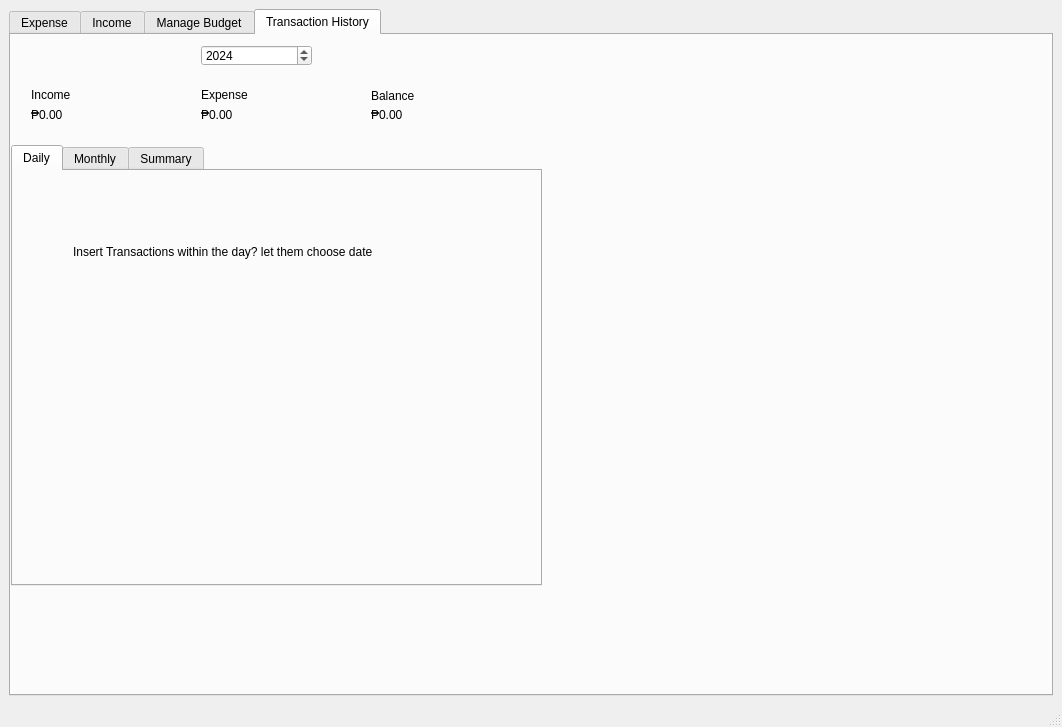
First picture: the form in GUI/mainwindow.ui, repository TheMaxL/Spending-and-Savings-Tracker, before the edit.
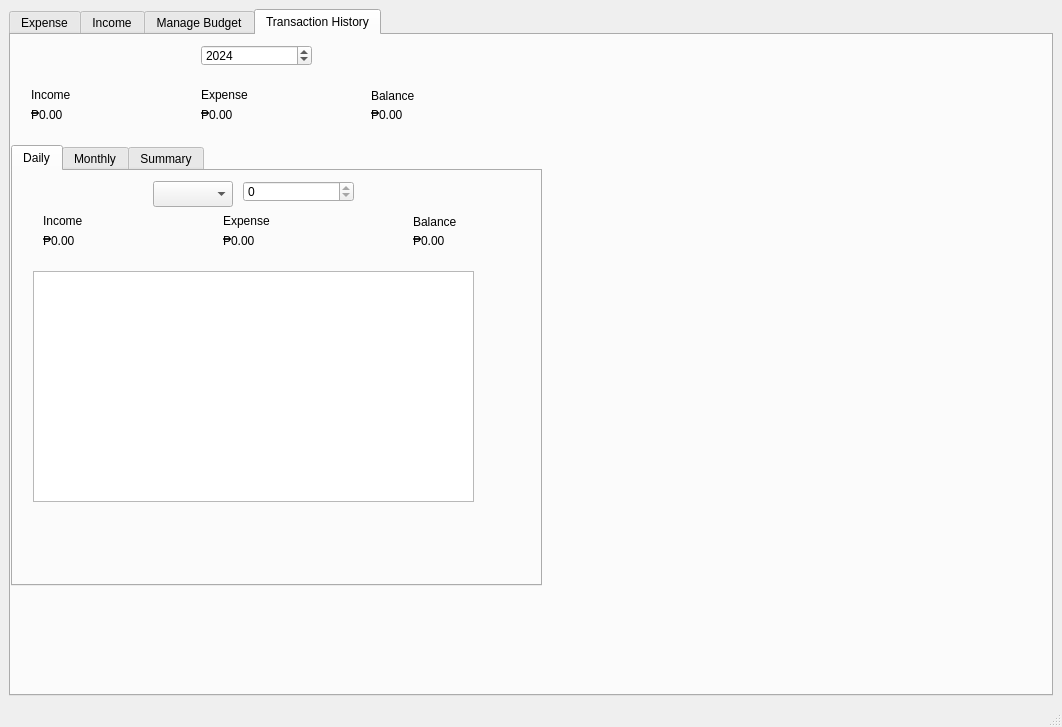
Second picture: the form after the edit. The open tabs and pages were chosen to show the change.

Commit message: daily transaction history

Diff of the .ui file:
```diff
--- a/GUI/mainwindow.ui
+++ b/GUI/mainwindow.ui
@@ -569,19 +569,195 @@
          <widget class="QLabel" name="label_11">
           <property name="geometry">
            <rect>
-            <x>60</x>
-            <y>30</y>
-            <width>401</width>
-            <height>101</height>
+            <x>30</x>
+            <y>40</y>
+            <width>63</width>
+            <height>20</height>
            </rect>
           </property>
           <property name="text">
-           <string>Insert Transactions within the day? let them choose date</string>
+           <string>Income</string>
+          </property>
+         </widget>
+         <widget class="QLabel" name="dailyIncomeLabel">
+          <property name="geometry">
+           <rect>
+            <x>30</x>
+            <y>60</y>
+            <width>131</width>
+            <height>20</height>
+           </rect>
+          </property>
+          <property name="text">
+           <string>₱0.00</string>
           </property>
           <property name="alignment">
            <set>Qt::AlignLeading|Qt::AlignLeft|Qt::AlignVCenter</set>
           </property>
          </widget>
+         <widget class="QLabel" name="label_12">
+          <property name="geometry">
+           <rect>
+            <x>210</x>
+            <y>40</y>
+            <width>63</width>
+            <height>20</height>
+           </rect>
+          </property>
+          <property name="text">
+           <string>Expense</string>
+          </property>
+         </widget>
+         <widget class="QLabel" name="label_13">
+          <property name="geometry">
+           <rect>
+            <x>400</x>
+            <y>40</y>
+            <width>63</width>
+            <height>21</height>
+           </rect>
+          </property>
+          <property name="text">
+           <string>Balance</string>
+          </property>
+         </widget>
+         <widget class="QLabel" name="dailyExpenseLabel">
+          <property name="geometry">
+           <rect>
+            <x>210</x>
+            <y>60</y>
+            <width>131</width>
+            <height>20</height>
+           </rect>
+          </property>
+          <property name="text">
+           <string>₱0.00</string>
+          </property>
+         </widget>
+         <widget class="QLabel" name="dailyBalanceLabel">
+          <property name="geometry">
+           <rect>
+            <x>400</x>
+            <y>60</y>
+            <width>121</width>
+            <height>20</height>
+           </rect>
+          </property>
+          <property name="autoFillBackground">
+           <bool>false</bool>
+          </property>
+          <property name="text">
+           <string>₱0.00</string>
+          </property>
+         </widget>
+         <widget class="QListWidget" name="dailyList">
+          <property name="geometry">
+           <rect>
+            <x>20</x>
+            <y>100</y>
+            <width>441</width>
+            <height>231</height>
+           </rect>
+          </property>
+         </widget>
+         <widget class="QComboBox" name="monthComboBox_3">
+          <property name="geometry">
+           <rect>
+            <x>140</x>
+            <y>10</y>
+            <width>80</width>
+            <height>26</height>
+           </rect>
+          </property>
+          <property name="currentText">
+           <string/>
+          </property>
+          <property name="placeholderText">
+           <string>Month</string>
+          </property>
+          <item>
+           <property name="text">
+            <string>Jan</string>
+           </property>
+          </item>
+          <item>
+           <property name="text">
+            <string>Feb</string>
+           </property>
+          </item>
+          <item>
+           <property name="text">
+            <string>Mar</string>
+           </property>
+          </item>
+          <item>
+           <property name="text">
+            <string>Apr</string>
+           </property>
+          </item>
+          <item>
+           <property name="text">
+            <string>May</string>
+           </property>
+          </item>
+          <item>
+           <property name="text">
+            <string>Jun</string>
+           </property>
+          </item>
+          <item>
+           <property name="text">
+            <string>Jul</string>
+           </property>
+          </item>
+          <item>
+           <property name="text">
+            <string>Aug</string>
+           </property>
+          </item>
+          <item>
+           <property name="text">
+            <string>Sep</string>
+           </property>
+          </item>
+          <item>
+           <property name="text">
+            <string>Oct</string>
+           </property>
+          </item>
+          <item>
+           <property name="text">
+            <string>Nov</string>
+           </property>
+          </item>
+          <item>
+           <property name="text">
+            <string>Dec</string>
+           </property>
+          </item>
+         </widget>
+         <widget class="QSpinBox" name="spinBoxDay">
+          <property name="geometry">
+           <rect>
+            <x>230</x>
+            <y>10</y>
+            <width>111</width>
+            <height>21</height>
+           </rect>
+          </property>
+          <property name="minimum">
+           <number>0</number>
+          </property>
+          <property name="maximum">
+           <number>0</number>
+          </property>
+          <property name="singleStep">
+           <number>0</number>
+          </property>
+          <property name="value">
+           <number>0</number>
+          </property>
+         </widget>
         </widget>
         <widget class="QWidget" name="tab_6">
          <attribute name="title">
```
Left out of the diff: 6 changed lines with no effect on the pictures. The commit also changes 2 other files.
